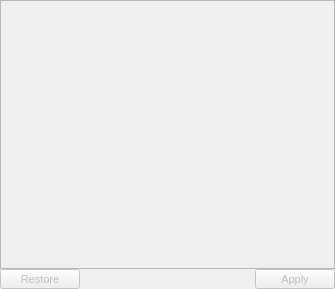
Before: the Qt Designer form src/widgets/cameracontrolswidget.ui in GuLinux/PlanetaryImager, drawn with Qt 5.
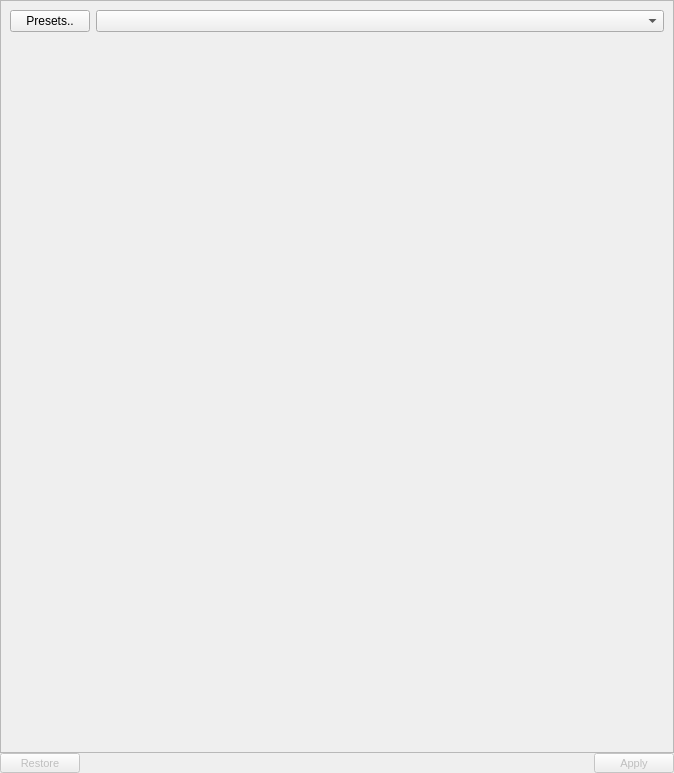
After: the same form once the commit is applied.

Commit message: New presets management

```diff
--- a/src/widgets/cameracontrolswidget.ui
+++ b/src/widgets/cameracontrolswidget.ui
@@ -6,8 +6,8 @@
    <rect>
     <x>0</x>
     <y>0</y>
-    <width>335</width>
-    <height>289</height>
+    <width>674</width>
+    <height>773</height>
    </rect>
   </property>
   <property name="windowTitle">
@@ -45,12 +45,29 @@
        <rect>
         <x>0</x>
         <y>0</y>
-        <width>331</width>
-        <height>263</height>
+        <width>670</width>
+        <height>747</height>
        </rect>
       </property>
       <layout class="QGridLayout" name="gridLayout_2">
        <item row="0" column="0">
+        <widget class="QPushButton" name="presetsButton">
+         <property name="text">
+          <string>Presets..</string>
+         </property>
+        </widget>
+       </item>
+       <item row="0" column="1">
+        <widget class="QComboBox" name="presets">
+         <property name="sizePolicy">
+          <sizepolicy hsizetype="Preferred" vsizetype="Fixed">
+           <horstretch>1</horstretch>
+           <verstretch>0</verstretch>
+          </sizepolicy>
+         </property>
+        </widget>
+       </item>
+       <item row="1" column="0" colspan="2">
         <widget class="QWidget" name="controls_box" native="true"/>
        </item>
       </layout>
```
Left out of the diff: 25 changed lines with no effect on the pictures. The commit also changes 11 other files.
